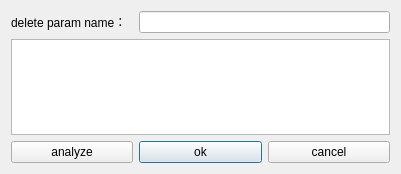
This is src/Gui/DlgDeleteParam.ui in BeQuiet1228/FreeCAD as Qt 5 draws it before an edit. The edited form follows.
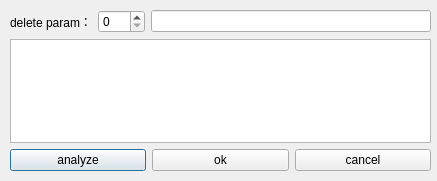
This is the edited form.

Commit message: 参数模块的change，delete，batch的处理

Diff of the .ui file:
```diff
--- a/src/Gui/DlgDeleteParam.ui
+++ b/src/Gui/DlgDeleteParam.ui
@@ -6,53 +6,74 @@
    <rect>
     <x>0</x>
     <y>0</y>
-    <width>401</width>
-    <height>174</height>
+				<width>437</width>
+				<height>181</height>
    </rect>
   </property>
   <property name="windowTitle">
    <string>Dialog</string>
   </property>
+		<widget class="QWidget" name="">
+			<property name="geometry">
+				<rect>
+					<x>10</x>
+					<y>10</y>
+					<width>421</width>
+					<height>161</height>
+				</rect>
+			</property>
   <layout class="QVBoxLayout" name="verticalLayout">
    <item>
-    <layout class="QGridLayout" name="gridLayout">
-     <item row="2" column="1">
-      <widget class="QPushButton" name="pb_ok">
+					<layout class="QHBoxLayout" name="horizontalLayout_2">
+						<item>
+							<widget class="QLabel" name="label">
        <property name="text">
-        <string>ok</string>
+									<string>delete param：</string>
        </property>
       </widget>
      </item>
-     <item row="2" column="0">
+						<item>
+							<widget class="QSpinBox" name="sb_row">
+								<property name="maximum">
+									<number>999</number>
+								</property>
+							</widget>
+						</item>
+						<item>
+							<widget class="QLineEdit" name="le_name"/>
+						</item>
+					</layout>
+				</item>
+				<item>
+					<widget class="QTextEdit" name="te_message"/>
+				</item>
+				<item>
+					<layout class="QHBoxLayout" name="horizontalLayout">
+						<item>
       <widget class="QPushButton" name="pb_analyze">
        <property name="text">
         <string>analyze</string>
        </property>
       </widget>
      </item>
-     <item row="0" column="0">
-      <widget class="QLabel" name="label">
+						<item>
+							<widget class="QPushButton" name="pb_ok">
        <property name="text">
-        <string>delete param name：</string>
+									<string>ok</string>
        </property>
       </widget>
      </item>
-     <item row="2" column="2">
+						<item>
       <widget class="QPushButton" name="pb_cancel">
        <property name="text">
         <string>cancel</string>
        </property>
       </widget>
      </item>
-     <item row="0" column="1" colspan="2">
-      <widget class="QLineEdit" name="le_name"/>
-     </item>
-     <item row="1" column="0" colspan="3">
-      <widget class="QTextEdit" name="te_message"/>
-     </item>
     </layout>
    </item>
   </layout>
+		</widget>
  </widget>
  <resources/>
  <connections/>
```
Lines whose indentation alone changed are shown as unchanged. The commit also changes 10 other files.
